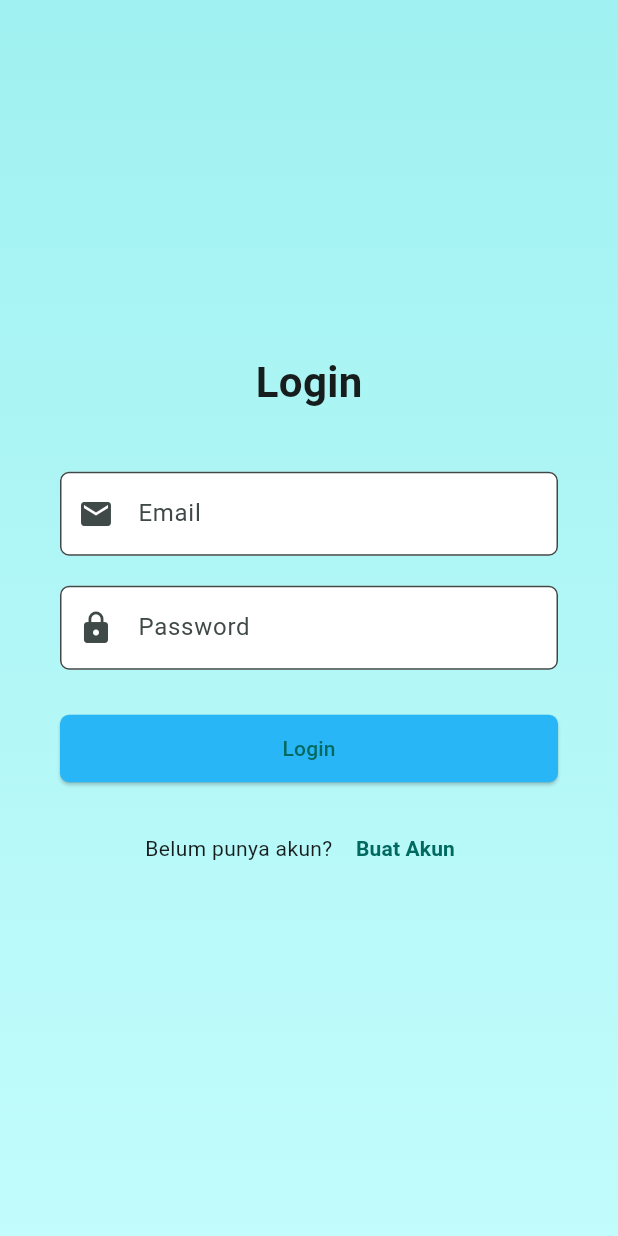
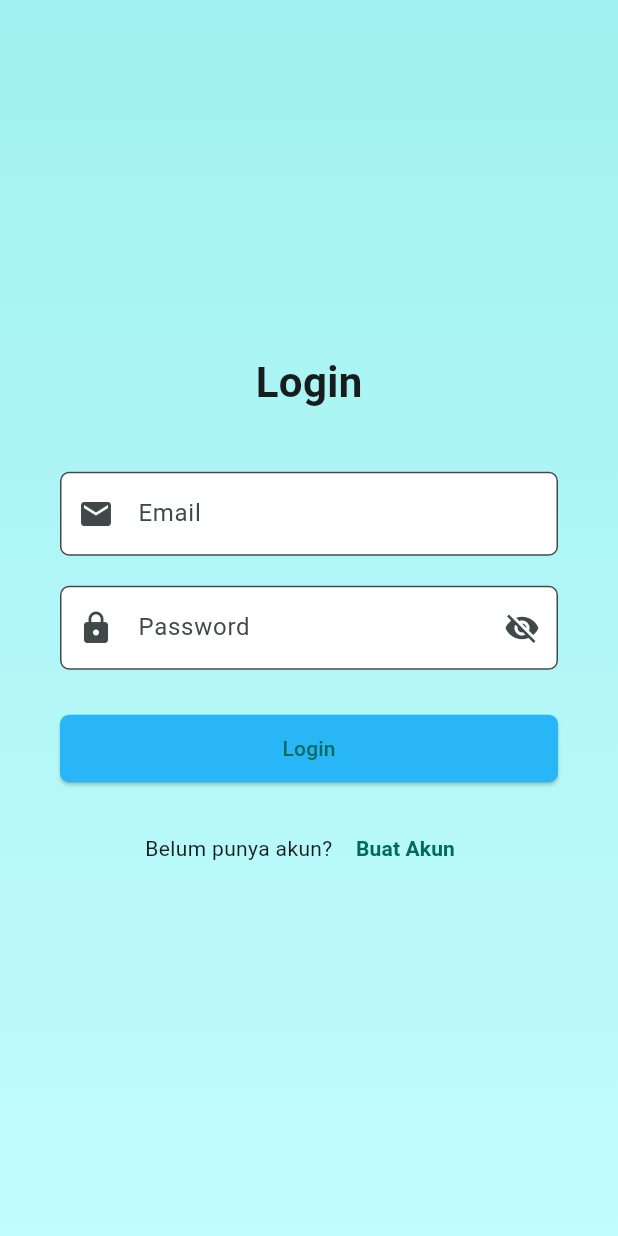
Before and after one commit to sintiya18/to_do_list, a Flutter app: the screen it shows after launch, on a phone screen of 412 x 824 dp. Run offline on Flutter 3.47's test engine with Material 3 defaults, Android fonts, the light colour scheme and no system bars; our stand-ins replace another_flushbar, fl_chart, flutter_local_notifications, supabase_flutter, timezone; accounts and stored records are empty.

Commit message:
penambahan hidepassword

```diff
--- a/lib/login_screen.dart
+++ b/lib/login_screen.dart
@@ -1,6 +1,7 @@
 import 'package:flutter/material.dart';
 import 'package:supabase_flutter/supabase_flutter.dart';
 import 'package:another_flushbar/flushbar.dart';
+
 import 'register_screen.dart';
 import 'dashboard.dart';
 
@@ -16,6 +17,8 @@ class _LoginScreenState extends State<LoginScreen> {
   final TextEditingController passwordController = TextEditingController();
 
   final supabase = Supabase.instance.client;
+
+  bool _obscurePassword = true;
 
   void _login() async {
     final email = emailController.text.trim();
@@ -35,7 +38,6 @@ class _LoginScreenState extends State<LoginScreen> {
       if (response.user != null) {
         _showMessage("Login berhasil!", success: true);
 
-        // Arahkan ke Dashboard
         Future.delayed(const Duration(seconds: 1), () {
           Navigator.pushReplacement(
             context,
@@ -85,6 +87,7 @@ class _LoginScreenState extends State<LoginScreen> {
                 ),
                 const SizedBox(height: 40),
 
+                // Email Field
                 TextField(
                   controller: emailController,
                   keyboardType: TextInputType.emailAddress,
@@ -100,9 +103,10 @@ class _LoginScreenState extends State<LoginScreen> {
                 ),
                 const SizedBox(height: 20),
 
+                // Password Field
                 TextField(
                   controller: passwordController,
-                  obscureText: true,
+                  obscureText: _obscurePassword,
                   decoration: InputDecoration(
                     prefixIcon: const Icon(Icons.lock),
                     hintText: "Password",
@@ -110,6 +114,18 @@ class _LoginScreenState extends State<LoginScreen> {
                     fillColor: Colors.white,
                     border: OutlineInputBorder(
                       borderRadius: BorderRadius.circular(6),
+                    ),
+                    suffixIcon: IconButton(
+                      icon: Icon(
+                        _obscurePassword
+                            ? Icons.visibility_off
+                            : Icons.visibility,
+                      ),
+                      onPressed: () {
+                        setState(() {
+                          _obscurePassword = !_obscurePassword;
+                        });
+                      },
                     ),
                   ),
                 ),
```
